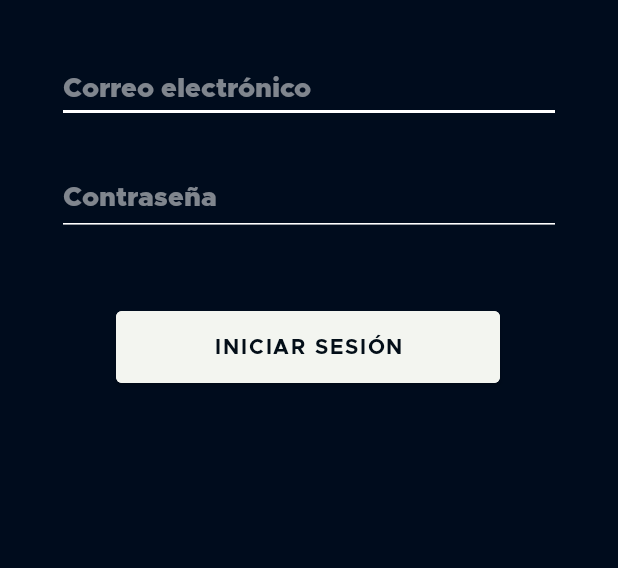
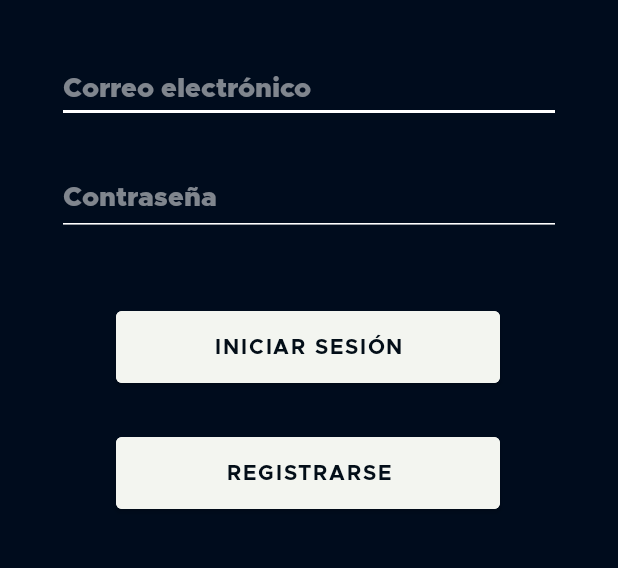
Before and after one commit to SnakeZ115/FaceGuard, an Android app: the screen it shows after launch (LoginActivity), on a phone screen of 412 x 824 dp, the part 504-1072 px from its top. Run offline under Robolectric (Android 15) with nearby library versions, the phone set to English and light mode, and no system bars.

Commit message:
ventana registros

```diff
--- a/app/src/main/AndroidManifest.xml
+++ b/app/src/main/AndroidManifest.xml
@@ -27,6 +27,12 @@
         <activity
                 android:name=".MainActivity">
         </activity>
+        <activity
+                android:name=".RegistrosActivity">
+        </activity>
+        <activity
+                android:name=".RegistrarseActivity">
+        </activity>
     </application>
 
 </manifest>
--- a/app/src/main/java/com/example/testing/LoginActivity.java
+++ b/app/src/main/java/com/example/testing/LoginActivity.java
@@ -15,6 +15,8 @@ public class LoginActivity extends AppCompatActivity {
     private EditText editTextPassword;
     private Button buttonLogin;
 
+    private Button buttonRegistrarse;
+
     @Override
     protected void onCreate(Bundle savedInstanceState) {
         super.onCreate(savedInstanceState);
@@ -24,6 +26,16 @@ public class LoginActivity extends AppCompatActivity {
         editTextEmail = findViewById(R.id.editTextEmail);
         editTextPassword = findViewById(R.id.editTextPassword);
         buttonLogin = findViewById(R.id.buttonLogin);
+        buttonRegistrarse = findViewById(R.id.buttonRegistrarse);
+
+
+        buttonRegistrarse.setOnClickListener(new View.OnClickListener() {
+            @Override
+            public void onClick(View v) {
+                startActivity(new Intent(LoginActivity.this, RegistrarseActivity.class));
+                finish();
+            }
+        });
 
         buttonLogin.setOnClickListener(new View.OnClickListener() {
             @Override
--- a/app/src/main/res/layout/activity_login.xml
+++ b/app/src/main/res/layout/activity_login.xml
@@ -56,6 +56,18 @@
             app:layout_constraintEnd_toEndOf="parent"
             android:layout_marginTop="44dp"
             android:backgroundTint="#F3F5F0" app:layout_constraintHorizontal_bias="0.496"/>
+    <Button
+            android:id="@+id/buttonRegistrarse"
+            android:layout_width="256dp"
+            android:layout_height="60dp"
+            android:text="Registrarse"
+            android:fontFamily="@font/metropolisbold"
+            android:textColor="#030E18"
+            app:layout_constraintTop_toBottomOf="@id/editTextPassword"
+            app:layout_constraintStart_toStartOf="parent"
+            app:layout_constraintEnd_toEndOf="parent"
+            android:layout_marginTop="128dp"
+            android:backgroundTint="#F3F5F0" app:layout_constraintHorizontal_bias="0.496"/>
     <TextView
             android:text="FaceGuard"
             android:textAlignment="center"
--- a/app/src/main/res/menu/bottom_nav_menu.xml
+++ b/app/src/main/res/menu/bottom_nav_menu.xml
@@ -4,7 +4,7 @@
     <item
             android:id="@+id/navigation_home"
             android:title="Regresar"
-            android:icon="@drawable/registros"/>
+            android:icon="@drawable/botonretroceso"/>
 
     <item
             android:id="@+id/navigation_registros"
```
Also changed, not shown: app/src/main/java/com/example/testing/MainActivity.java (+8 -1 lines), app/src/main/java/com/example/testing/RegistrarseActivity.java (added, +13 -0 lines), app/src/main/java/com/example/testing/RegistrosActivity.java (added, +39 -0 lines), app/src/main/res/layout/activity_registrarse.xml (added, +32 -0 lines), app/src/main/res/layout/activity_registros.xml (added, +52 -0 lines), app/src/main/res/drawable/botonretroceso.png (added).
